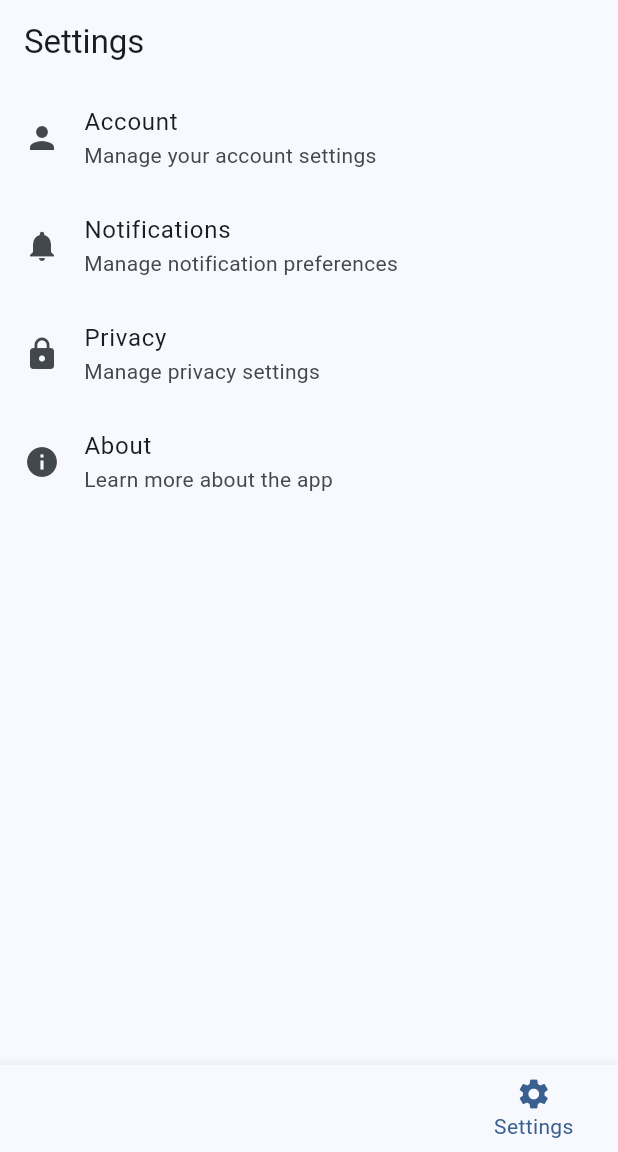
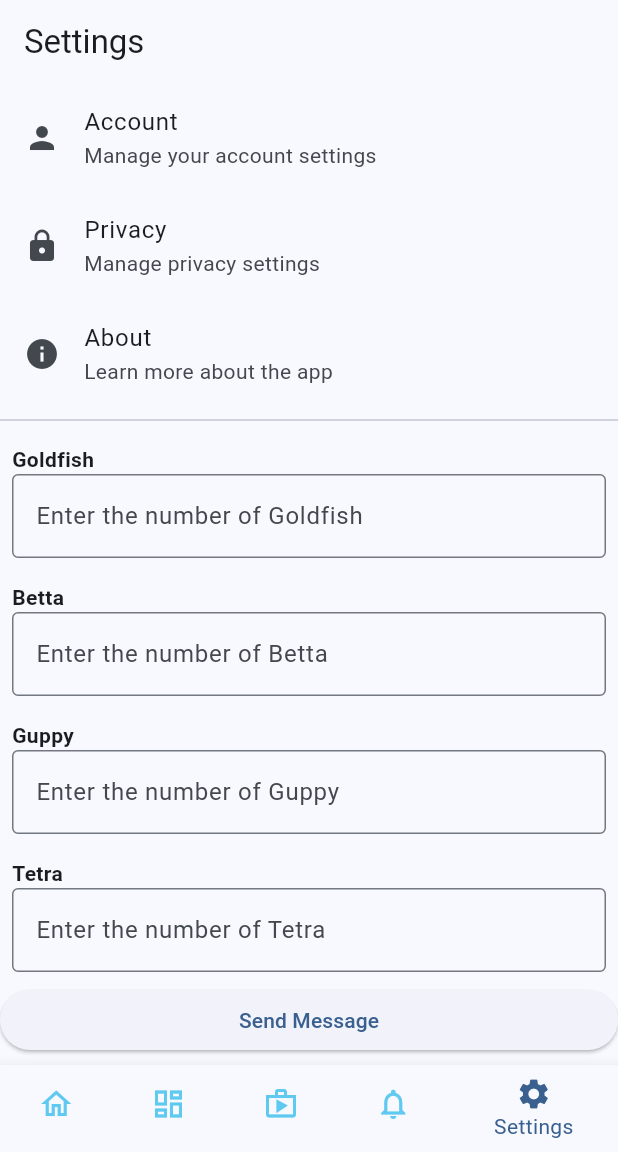
Before and after one commit to SahanEdirimanna/Aquaguard, a Flutter app: the screen it shows after launch, item 5 of the bottom bar chosen, on a phone screen of 412 x 824 dp, the part 84-1236 px from its top. Run offline on Flutter 3.47's test engine with Material 3 defaults, Android fonts, the phone set to English and light mode, and no system bars; network calls fail.

```diff
--- a/lib/main.dart
+++ b/lib/main.dart
@@ -66,28 +66,34 @@ class _MainPageState extends State<MainPage> {
       bottomNavigationBar: BottomNavigationBar(
         items: const <BottomNavigationBarItem>[
           BottomNavigationBarItem(
-            icon: Icon(Icons.home),
+            icon: Icon(Icons.home_outlined),
+            activeIcon: Icon(Icons.home),
             label: 'Home',
           ),
-          BottomNavigationBarItem(
-            icon: Icon(Icons.cloud),
+            BottomNavigationBarItem(
+            icon: Icon(Icons.dashboard_outlined),
+            activeIcon: Icon(Icons.dashboard),
             label: 'Dashboard',
           ),
-            BottomNavigationBarItem(
-            icon: Icon(Icons.shop),
+          BottomNavigationBarItem(
+            icon: Icon(Icons.shop_outlined),
+            activeIcon: Icon(Icons.shop),
             label: 'Marketplace',
-            ),
-            BottomNavigationBarItem(
-            icon: Icon(Icons.notifications),
+          ),
+          BottomNavigationBarItem(
+            icon: Icon(Icons.notifications_outlined),
+            activeIcon: Icon(Icons.notifications),
             label: 'Notifications',
-            ),
+          ),
           BottomNavigationBarItem(
-            icon: Icon(Icons.settings),
+            icon: Icon(Icons.settings_outlined),
+            activeIcon: Icon(Icons.settings),
             label: 'Settings',
           ),
         ],
         currentIndex: _selectedIndex,
         selectedItemColor: Theme.of(context).colorScheme.primary,
+        unselectedItemColor: const Color.fromARGB(255, 95, 201, 239),
         onTap: _onItemTapped,
       ),
     );
--- a/lib/screens/settings.dart
+++ b/lib/screens/settings.dart
@@ -1,7 +1,51 @@
 import 'package:flutter/material.dart';
+import 'package:web_socket_channel/web_socket_channel.dart';
+import 'package:web_socket_channel/status.dart' as status;
 
-class SettingsPage extends StatelessWidget {
+class SettingsPage extends StatefulWidget {
   const SettingsPage({super.key});
+
+  @override
+  State<SettingsPage> createState() => SettingsPageState();
+}
+
+class SettingsPageState extends State<SettingsPage> {
+  late WebSocketChannel _channel;
+  final Map<String, TextEditingController> _fishControllers = {};
+  final List<String> _fishTypes = ['Goldfish', 'Betta', 'Guppy', 'Tetra'];
+
+  @override
+  void initState() {
+    super.initState();
+    _channel = WebSocketChannel.connect(
+      Uri.parse('ws://159.89.173.231:1880/ws/settings'), // Replace with your WebSocket URL
+    );
+
+    // Initialize controllers for each fish type
+    for (var fishType in _fishTypes) {
+      _fishControllers[fishType] = TextEditingController();
+    }
+  }
+
+  void _sendMessage() {
+    final messages = _fishTypes.map((fishType) {
+      final fishNumber = _fishControllers[fishType]?.text ?? '0';
+      return 'Fish Type: $fishType, Number: $fishNumber';
+    }).join('; ');
+
+    if (messages.isNotEmpty) {
+      _channel.sink.add(messages);
+    }
+  }
+
+  @override
+  void dispose() {
+    _channel.sink.close(status.goingAway);
+    for (var controller in _fishControllers.values) {
+      controller.dispose();
+    }
+    super.dispose();
+  }
 
   @override
   Widget build(BuildContext context) {
@@ -20,14 +64,6 @@ class SettingsPage extends StatelessWidget {
             },
           ),
           ListTile(
-            leading: Icon(Icons.notifications),
-            title: Text('Notifications'),
-            subtitle: Text('Manage notification preferences'),
-            onTap: () {
-              // Handle notifications settings tap
-            },
-          ),
-          ListTile(
             leading: Icon(Icons.lock),
             title: Text('Privacy'),
             subtitle: Text('Manage privacy settings'),
@@ -43,6 +79,33 @@ class SettingsPage extends StatelessWidget {
               // Handle about tap
             },
           ),
+          Divider(),
+          ..._fishTypes.map((fishType) {
+            return Padding(
+              padding: const EdgeInsets.all(8.0),
+              child: Column(
+                crossAxisAlignment: CrossAxisAlignment.start,
+                children: [
+                  Text(
+                    fishType,
+                    style: TextStyle(fontWeight: FontWeight.bold),
+                  ),
+                  TextField(
+                    controller: _fishControllers[fishType],
+                    //keyboardType: TextInputType.number,
+                    decoration: InputDecoration(
+                      border: OutlineInputBorder(),
+                      labelText: 'Enter the number of $fishType',
+                    ),
+                  ),
+                ],
+              ),
+            );
+          }),
+          ElevatedButton(
+            onPressed: _sendMessage,
+            child: Text('Send Message'),
+          ),
         ],
       ),
     );
```
Also changed, not shown: lib/screens/dashboard.dart (+47 -7 lines).
